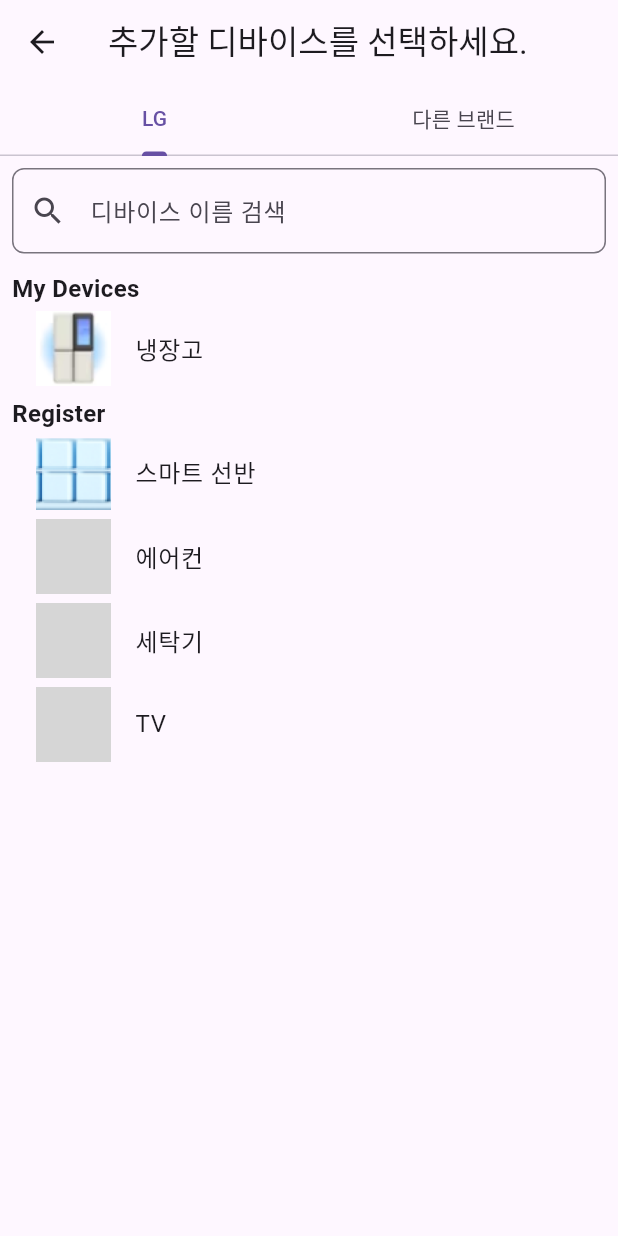
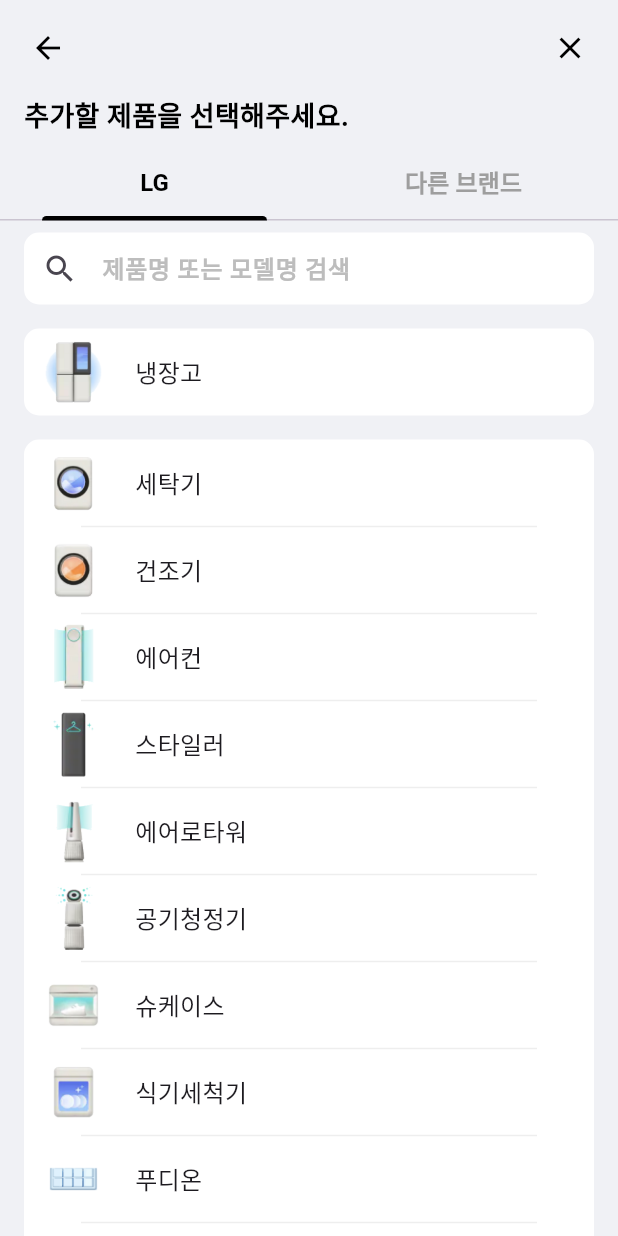
Before and after one commit to coin-cidence/LG_FoodOn, a Flutter app: the DeviceSelectionPage screen opened directly, on a phone screen of 412 x 824 dp. Run offline on Flutter 3.47's test engine with Material 3 defaults, Android fonts, the phone set to English and light mode, and no system bars; Roboto replaces fonts that are missing (LGText); grey boxes are pictures that could not be loaded.

```diff
--- a/lib/deviceSelectionPage.dart
+++ b/lib/deviceSelectionPage.dart
@@ -9,49 +9,58 @@ class _DeviceSelectionPageState extends State<DeviceSelectionPage>
     with SingleTickerProviderStateMixin {
   late TabController _tabController;
 
-  // 전체 디바이스 리스트
-  final List<Map<String, String>> _deviceList = [
-    {'name': '냉장고', 'image': 'images/image_home/fridge.png'},
-    {'name': '스마트 선반', 'image': 'images/image_home/smart_shelf.png'},
-    {'name': '에어컨', 'image': 'images/image_home/air_conditioner.png'},
-    {'name': '세탁기', 'image': 'images/image_home/washing_machine.png'},
-    {'name': 'TV', 'image': 'images/image_home/tv.png'},
+  // 전체 제품 리스트
+  final List<Map<String, dynamic>> _productList = [
+    {'name': '세탁기', 'image': 'images/product_image/세탁기.png'},
+    {'name': '건조기', 'image': 'images/product_image/건조기.png'},
+    {'name': '냉장고', 'image': 'images/product_image/냉장고.png'},
+    {'name': '에어컨', 'image': 'images/product_image/에어컨.png'},
+    {'name': '스타일러', 'image': 'images/product_image/스타일러.png'},
+    {'name': '에어로타워', 'image': 'images/product_image/에어로타워.png'},
+    {'name': '공기청정기', 'image': 'images/product_image/공기청정기.png'},
+    {'name': '슈케이스', 'image': 'images/product_image/슈케이스.png'},
+    {'name': '식기세척기', 'image': 'images/product_image/식기세척기.png'},
+    {'name': '푸디온', 'image': 'images/product_image/스마트선반.png'},
+    {'name': '전자레인지', 'image': 'images/product_image/전자레인지.png'},
+    {'name': '틔운', 'image': 'images/product_image/틔운.png'},
+    {'name': '틔운미니', 'image': 'images/product_image/틔운미니.png'},
+    {'name': '힐링미', 'image': 'images/product_image/힐링미.png'}
   ];
 
-  // 내가 가진 디바이스
-  final List<String> _myDevices = ['냉장고'];
+  // 내가 가진 모델 리스트
+  final List<String> _myProducts = ['냉장고'];
 
-  List<Map<String, String>> _filteredMyDevices = [];
-  List<Map<String, String>> _filteredOtherDevices = [];
+  List<Map<String, dynamic>> _filteredMyProducts = [];
+  List<Map<String, dynamic>> _filteredOtherProducts = [];
 
   @override
   void initState() {
     super.initState();
     _tabController = TabController(length: 2, vsync: this);
 
-    // 초기 필터링
-    _filterDevices('');
+    // 초기 필터링 설정
+    _filterProducts('');
   }
 
-  void _filterDevices(String query) {
+  void _filterProducts(String query) {
     setState(() {
       if (query.isEmpty) {
-        _filteredMyDevices = _deviceList
-            .where((device) => _myDevices.contains(device['name']))
+        _filteredMyProducts = _productList
+            .where((product) => _myProducts.contains(product['name']))
             .toList();
-        _filteredOtherDevices = _deviceList
-            .where((device) => !_myDevices.contains(device['name']))
+        _filteredOtherProducts = _productList
+            .where((product) => !_myProducts.contains(product['name']))
             .toList();
       } else {
-        _filteredMyDevices = _deviceList
-            .where((device) =>
-        _myDevices.contains(device['name']) &&
-            device['name']!.contains(query))
+        _filteredMyProducts = _productList
+            .where((product) =>
+        _myProducts.contains(product['name']) &&
+            product['name']!.contains(query))
             .toList();
-        _filteredOtherDevices = _deviceList
-            .where((device) =>
-        !_myDevices.contains(device['name']) &&
-            device['name']!.contains(query))
+        _filteredOtherProducts = _productList
+            .where((product) =>
+        !_myProducts.contains(product['name']) &&
+            product['name']!.contains(query))
             .toList();
       }
     });
@@ -60,110 +69,189 @@ class _DeviceSelectionPageState extends State<DeviceSelectionPage>
   @override
   Widget build(BuildContext context) {
     return Scaffold(
-      appBar: AppBar(
-        title: const Text("추가할 디바이스를 선택하세요."),
-        leading: IconButton(
-          icon: const Icon(Icons.arrow_back),
-          onPressed: () {
-            Navigator.pop(context);
-          },
-        ),
-        bottom: TabBar(
-          controller: _tabController,
-          tabs: const [
-            Tab(text: "LG"),
-            Tab(text: "다른 브랜드"),
-          ],
-        ),
-      ),
-      body: Column(
-        children: [
-          // 검색창
-          Padding(
-            padding: const EdgeInsets.all(8.0),
-            child: TextField(
-              onChanged: _filterDevices,
-              decoration: InputDecoration(
-                hintText: "디바이스 이름 검색",
-                prefixIcon: const Icon(Icons.search),
-                border: OutlineInputBorder(
-                  borderRadius: BorderRadius.circular(8.0),
-                ),
-              ),
-            ),
-          ),
-          // 내가 가진 디바이스 섹션
-          if (_filteredMyDevices.isNotEmpty)
-            Padding(
-              padding: const EdgeInsets.symmetric(horizontal: 8.0, vertical: 4.0),
+      backgroundColor: const Color(0xFFF0F1F5),
+      body: SafeArea(
+        child: Column(
+          children: [
+            // 상단 고정 영역 (AppBar, TabBar)
+            Container(
+              color: const Color(0xFFF0F1F5),
               child: Column(
                 crossAxisAlignment: CrossAxisAlignment.start,
                 children: [
-                  const Text(
-                    "My Devices",
-                    style: TextStyle(
-                      fontSize: 16,
-                      fontWeight: FontWeight.bold,
+                  Padding(
+                    padding: const EdgeInsets.symmetric(
+                        horizontal: 8.0, vertical: 8.0),
+                    child: Row(
+                      mainAxisAlignment: MainAxisAlignment.spaceBetween,
+                      children: [
+                        IconButton(
+                          icon: const Icon(Icons.arrow_back, color: Colors.black),
+                          onPressed: () {
+                            Navigator.pop(context);
+                          },
+                        ),
+                        IconButton(
+                          icon: const Icon(Icons.close, color: Colors.black),
+                          onPressed: () {
+                            Navigator.pop(context);
+                          },
+                        ),
+                      ],
                     ),
                   ),
-                  ListView.builder(
-                    shrinkWrap: true,
-                    physics: const NeverScrollableScrollPhysics(),
-                    itemCount: _filteredMyDevices.length,
-                    itemBuilder: (context, index) {
-                      return ListTile(
-                        leading: Image.asset(
-                          _filteredMyDevices[index]['image']!,
-                          width: 50,
-                          height: 50,
-                          fit: BoxFit.cover,
+                  const Padding(
+                    padding: EdgeInsets.only(left: 16.0, bottom: 8.0),
+                    child: Text(
+                      "추가할 제품을 선택해주세요.",
+                      style: TextStyle(
+                        color: Colors.black,
+                        fontSize: 18,
+                        fontWeight: FontWeight.bold, // 볼드 폰트
+                        fontFamily: 'LGText',
+                      ),
+                    ),
+                  ),
+                  TabBar(
+                    controller: _tabController,
+                    indicatorColor: Colors.black,
+                    labelColor: Colors.black,
+                    unselectedLabelColor: Colors.grey,
+                    tabs: const [
+                      SizedBox(
+                        width: 150,
+                        child: Tab(
+                          child: Text(
+                            "LG",
+                            style: TextStyle(
+                              fontSize: 16,
+                              fontFamily: 'LGText',
+                              fontWeight: FontWeight.w600, // 레귤러 폰트
+                            ),
+                          ),
                         ),
-                        title: Text(_filteredMyDevices[index]['name']!),
-                        onTap: () {
-                          Navigator.pop(context, _filteredMyDevices[index]['name']);
-                        },
-                      );
-                    },
+                      ),
+                      SizedBox(
+                        width: 150,
+                        child: Tab(
+                          child: Text(
+                            "다른 브랜드",
+                            style: TextStyle(
+                              fontSize: 16,
+                              fontFamily: 'LGText',
+                              fontWeight: FontWeight.w600, // 레귤러 폰트
+                            ),
+                          ),
+                        ),
+                      ),
+                    ],
                   ),
                 ],
               ),
             ),
-          // 기타 디바이스 섹션
-          Expanded(
-            child: Padding(
-              padding: const EdgeInsets.symmetric(horizontal: 8.0),
-              child: Column(
-                crossAxisAlignment: CrossAxisAlignment.start,
-                children: [
-                  const Text(
-                    "Register",
-                    style: TextStyle(
-                      fontSize: 16,
-                      fontWeight: FontWeight.bold,
+            // 검색창 및 스크롤 가능 영역
+            Expanded(
+              child: SingleChildScrollView(
+                child: Column(
+                  children: [
+                    // 검색창
+                    Padding(
+                      padding: const EdgeInsets.symmetric(
+                          horizontal: 16.0, vertical: 8.0),
+                      child: TextField(
+                        onChanged: _filterProducts,
+                        decoration: InputDecoration(
+                          hintText: "제품명 또는 모델명 검색",
+                          hintStyle: TextStyle(
+                            color: Colors.grey.shade400,
+                            fontSize: 16,
+                            fontFamily: 'LGText',
+                            fontWeight: FontWeight.w600, // 세미볼드 폰트
+                          ),
+                          prefixIcon: const Icon(Icons.search),
+                          filled: true,
+                          fillColor: Colors.white,
+                          contentPadding: const EdgeInsets.symmetric(
+                              vertical: 8.0, horizontal: 12.0),
+                          border: OutlineInputBorder(
+                            borderRadius: BorderRadius.circular(10),
+                            borderSide: BorderSide.none,
+                          ),
+                        ),
+                      ),
                     ),
-                  ),
-                  Expanded(
-                    child: ListView.builder(
-                      itemCount: _filteredOtherDevices.length,
-                      itemBuilder: (context, index) {
-                        return ListTile(
-                          leading: Image.asset(
-                            _filteredOtherDevices[index]['image']!,
-                            width: 50,
-                            height: 50,
-                            fit: BoxFit.cover,
-                          ),
-                          title: Text(_filteredOtherDevices[index]['name']!),
-                          onTap: () {
-                            Navigator.pop(context, _filteredOtherDevices[index]['name']);
-                          },
-                        );
-                      },
-                    ),
-                  ),
-                ],
+                    // My LG 섹션
+                    if (_filteredMyProducts.isNotEmpty)
+                      _buildProductSection("내 제품", _filteredMyProducts),
+                    // Register 섹션
+                    if (_filteredOtherProducts.isNotEmpty)
+                      _buildProductSection("등록 가능", _filteredOtherProducts),
+                  ],
+                ),
               ),
             ),
+          ],
+        ),
+      ),
+    );
+  }
+
+// 제품 리스트 섹션
+  Widget _buildProductSection(
+      String title, List<Map<String, dynamic>> productList) {
+    return Container(
+      margin: const EdgeInsets.symmetric(horizontal: 16.0, vertical: 8.0),
+      padding: const EdgeInsets.symmetric(horizontal: 8.0, vertical: 4.0),
+      decoration: BoxDecoration(
+        color: Colors.white,
+        borderRadius: BorderRadius.circular(10),
+      ),
+      child: Column(
+        crossAxisAlignment: CrossAxisAlignment.start,
+        children: [
+          // 리스트 빌더
+          ListView.builder(
+            physics: const NeverScrollableScrollPhysics(),
+            shrinkWrap: true,
+            itemCount: productList.length,
+            itemBuilder: (context, index) {
+              return GestureDetector(
+                onTap: () {
+                  Navigator.pop(context, productList[index]);
+                },
+                child: Column(
+                  children: [
+                    Row(
+                      children: [
+                        Image.asset(
+                          productList[index]['image']!,
+                          width: 50,
+                          height: 50,
+                        ),
+                        const SizedBox(width: 16),
+                        Text(
+                          productList[index]['name']!,
+                          style: const TextStyle(
+                            fontSize: 16,
+                            fontFamily: 'LGText',
+                            fontWeight: FontWeight.w400, // 레귤러 폰트
+                          ),
+                        ),
+                      ],
+                    ),
+                    if (index != productList.length - 1)
+                      Padding(
+                        padding: const EdgeInsets.symmetric(horizontal: 30.0),
+                        child: Divider(
+                          color: Colors.grey.shade200,
+                          thickness: 1,
+                          height: 8,
+                        ),
+                      ),
+                  ],
+                ),
+              );
+            },
           ),
         ],
       ),
--- a/lib/thinqHomepage.dart
+++ b/lib/thinqHomepage.dart
@@ -1,5 +1,19 @@
 import 'package:flutter/material.dart';
 import 'deviceSelectionPage.dart';
+
+void main() {
+  runApp(MyApp());
+}
+
+class MyApp extends StatelessWidget {
+  @override
+  Widget build(BuildContext context) {
+    return MaterialApp(
+      debugShowCheckedModeBanner: false,
+      home: HomeScreen(),
+    );
+  }
+}
 
 class HomeScreen extends StatefulWidget {
   @override
@@ -239,7 +253,6 @@ class _HomeScreenState extends State<HomeScreen> {
                       ),
                       onTap: () {
                         Navigator.pop(context); // BottomSheet 닫기
-                        _navigateToDeviceSelectionPage(); // 디바이스 선택 페이지로 이동
                       },
                     ),
                   ],
@@ -253,25 +266,28 @@ class _HomeScreenState extends State<HomeScreen> {
   }
 
   void _navigateToDeviceSelectionPage() async {
-    // DeviceSelectionPage에서 선택된 디바이스 이름을 가져옴
-    final selectedDevice = await Navigator.push(
+    // DeviceSelectionPage에서 반환되는 데이터를 가져옴
+    final Map<String, dynamic>? selectedDevice = await Navigator.push(
       context,
       MaterialPageRoute(builder: (context) => DeviceSelectionPage()),
     );
 
-    // 선택된 디바이스를 리스트에 추가
+    // 반환된 데이터가 null이 아닌 경우 처리
     if (selectedDevice != null) {
-      // 예제 데이터로 스마트 선반 이미지와 이름을 추가
-      final Map<String, dynamic> deviceData = {
-        "name": selectedDevice,
-        "image": "images/image_home/smart_shelf.png", // 스마트 선반 이미지 경로
+      // 반환된 데이터가 Map<String, dynamic> 타입인지 확인
+      if (selectedDevice is Map<String, dynamic>) {
+        // 예상 데이터 형식에 맞게 처리
+        setState(() {
+          devices.add({
+            "name": selectedDevice['name'], // 선택된 이름
+            "image": selectedDevice['image'], // 선택된 이미지
             "isPowerOn": true, // 초기 전원 상태
-      };
-
-      // 상태 업데이트
-      setState(() {
-        devices.add(deviceData); // 리스트에 새로운 디바이스 추가
           });
+        });
+      } else {
+        // 예상과 다른 데이터 타입이 반환된 경우 로그 출력
+        print("Unexpected data type received: $selectedDevice");
+      }
     }
   }
 
@@ -354,7 +370,7 @@ class _HomeScreenState extends State<HomeScreen> {
                     Text(
                       '홈 위치를 설정하면 맞춤 정보와 기능을 사용할 수 있어요.',
                       style: TextStyle(
-                        fontSize: 14,
+                        fontSize: 15,
                         fontFamily: 'LGText',
                         fontWeight: FontWeight.w400,
                       ),
@@ -366,6 +382,7 @@ class _HomeScreenState extends State<HomeScreen> {
                       child: Text(
                         '설정하기',
                         style: TextStyle(
+                          fontSize: 15,
                           fontFamily: 'LGText',
                           fontWeight: FontWeight.w400,
                         ),
@@ -403,7 +420,7 @@ class _HomeScreenState extends State<HomeScreen> {
                                 Padding(
                                   padding: EdgeInsets.only(left: 6.0, right: 6.0),
                                   child: Image.asset(
-                                    'images/image_home/routine_door.png',
+                                    'images/image_home/문.png',
                                     width: 24,
                                     height: 24,
                                   ),
@@ -411,6 +428,7 @@ class _HomeScreenState extends State<HomeScreen> {
                                 Text(
                                   '루틴 알아보기',
                                   style: TextStyle(
+                                    fontSize: 15,
                                     fontFamily: 'LGText',
                                     fontWeight: FontWeight.w400,
                                   ),
@@ -457,7 +475,7 @@ class _HomeScreenState extends State<HomeScreen> {
                                         crossAxisAlignment: CrossAxisAlignment.start,
                                         children: [
                                           Image.asset(
-                                            'images/image_home/fridge.png',
+                                            'images/product_image/냉장고.png',
                                             width: 55,
                                             height: 55,
                                           ),
@@ -465,7 +483,7 @@ class _HomeScreenState extends State<HomeScreen> {
                                           Text(
                                             '냉장고',
                                             style: TextStyle(
-                                                fontSize: 14,
+                                              fontSize: 15,
                                               fontFamily: 'LGText',
                                               fontWeight: FontWeight.w400,
                                             ),
@@ -529,7 +547,7 @@ class _HomeScreenState extends State<HomeScreen> {
                                             Text(
                                               device["name"] ?? '',
                                               style: TextStyle(
-                                                fontSize: 14,
+                                                fontSize: 15,
                                                 fontFamily: 'LGText',
                                                 fontWeight: FontWeight.w400,
                                               ),
--- a/pubspec.yaml
+++ b/pubspec.yaml
@@ -24,6 +24,7 @@ flutter:
   uses-material-design: true
   assets:
    - images/image_home/
+   - images/product_image/
    - images/
 
   fonts:
```
Also changed, not shown: images/image_home/fridge.png (deleted), images/image_home/smart_shelf.png (deleted), images/image_home/문.png (added), images/product_image/건조기.png, images/product_image/스마트선반.png (added), images/product_image/식기세척기.png (added), images/product_image/전자레인지.png (added), images/product_image/틔운.png (added), images/product_image/틔운미니.png (added), images/product_image/힐링미.png (added). Lines whose indentation alone changed are shown as unchanged.
